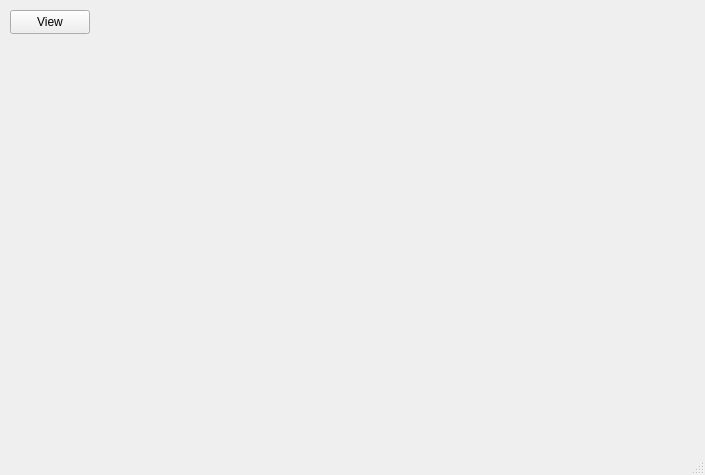
This is waveletmainwindow.ui in MADMechaniculus/NDSP as Qt 5 draws it before an edit. The edited form follows.
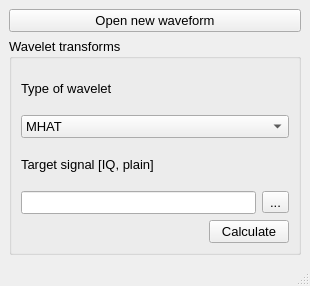
This is the edited form.

Commit message: Add: waveform adding dialog

What changed in the file:
```diff
--- a/waveletmainwindow.ui
+++ b/waveletmainwindow.ui
@@ -6,27 +6,125 @@
    <rect>
     <x>0</x>
     <y>0</y>
-    <width>705</width>
-    <height>475</height>
+    <width>310</width>
+    <height>286</height>
    </rect>
   </property>
+  <property name="font">
+   <font>
+    <pointsize>10</pointsize>
+    <bold>false</bold>
+   </font>
+  </property>
   <property name="windowTitle">
    <string>WaveletMainWindow</string>
   </property>
   <widget class="QWidget" name="centralwidget">
-   <widget class="QPushButton" name="pushButton">
-    <property name="geometry">
-     <rect>
-      <x>10</x>
-      <y>10</y>
-      <width>80</width>
-      <height>24</height>
-     </rect>
-    </property>
-    <property name="text">
-     <string>View</string>
-    </property>
-   </widget>
+   <layout class="QGridLayout" name="gridLayout_2">
+    <item row="0" column="0">
+     <layout class="QVBoxLayout" name="verticalLayout_3">
+      <item>
+       <widget class="QPushButton" name="pushButton">
+        <property name="text">
+         <string>Open new waveform</string>
+        </property>
+       </widget>
+      </item>
+      <item>
+       <widget class="QGroupBox" name="groupBox">
+        <property name="title">
+         <string>Wavelet transforms</string>
+        </property>
+        <layout class="QGridLayout" name="gridLayout">
+         <item row="0" column="0">
+          <layout class="QVBoxLayout" name="verticalLayout">
+           <item>
+            <widget class="QLabel" name="label">
+             <property name="text">
+              <string>Type of wavelet</string>
+             </property>
+            </widget>
+           </item>
+           <item>
+            <widget class="QComboBox" name="comboBox">
+             <item>
+              <property name="text">
+               <string>MHAT</string>
+              </property>
+             </item>
+             <item>
+              <property name="text">
+               <string>Square</string>
+              </property>
+             </item>
+             <item>
+              <property name="text">
+               <string>Daubechies</string>
+              </property>
+             </item>
+            </widget>
+           </item>
+          </layout>
+         </item>
+         <item row="1" column="0">
+          <layout class="QVBoxLayout" name="verticalLayout_2">
+           <item>
+            <widget class="QLabel" name="label_2">
+             <property name="text">
+              <string>Target signal [IQ, plain]</string>
+             </property>
+            </widget>
+           </item>
+           <item>
+            <layout class="QHBoxLayout" name="horizontalLayout">
+             <item>
+              <widget class="QLineEdit" name="lineEdit">
+               <property name="readOnly">
+                <bool>true</bool>
+               </property>
+              </widget>
+             </item>
+             <item>
+              <widget class="QToolButton" name="toolButton">
+               <property name="text">
+                <string>...</string>
+               </property>
+              </widget>
+             </item>
+            </layout>
+           </item>
+          </layout>
+         </item>
+         <item row="2" column="0">
+          <layout class="QHBoxLayout" name="horizontalLayout_2">
+           <item>
+            <spacer name="horizontalSpacer">
+             <property name="orientation">
+              <enum>Qt::Horizontal</enum>
+             </property>
+             <property name="sizeHint" stdset="0">
+              <size>
+               <width>40</width>
+               <height>20</height>
+              </size>
+             </property>
+            </spacer>
+           </item>
+           <item>
+            <widget class="QPushButton" name="pushButton_2">
+             <property name="text">
+              <string>Calculate</string>
+             </property>
+            </widget>
+           </item>
+          </layout>
+         </item>
+        </layout>
+       </widget>
+      </item>
+     </layout>
+    </item>
+   </layout>
   </widget>
   <widget class="QMenuBar" name="menubar">
    <property name="geometry">
```
Left out of the diff: 4 changed lines with no effect on the pictures. The commit also changes 7 other files.
